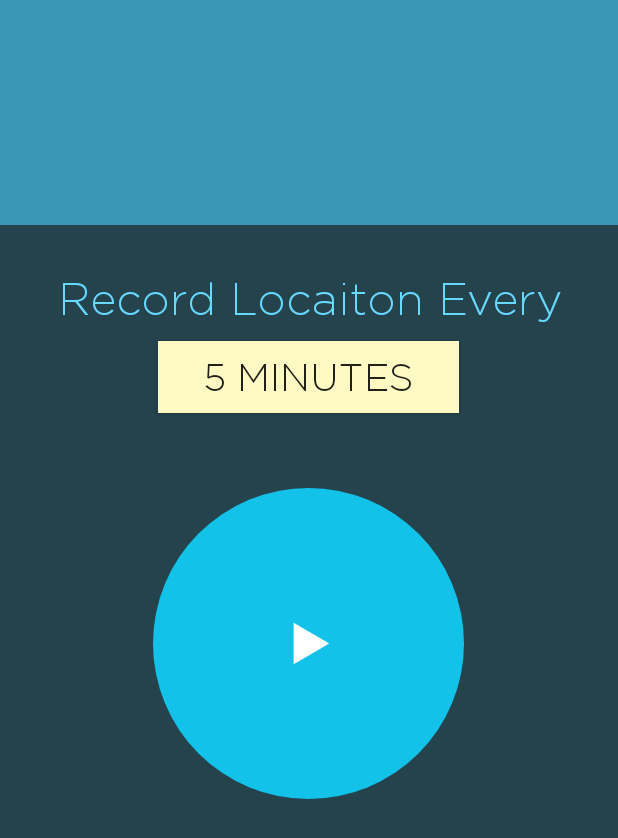
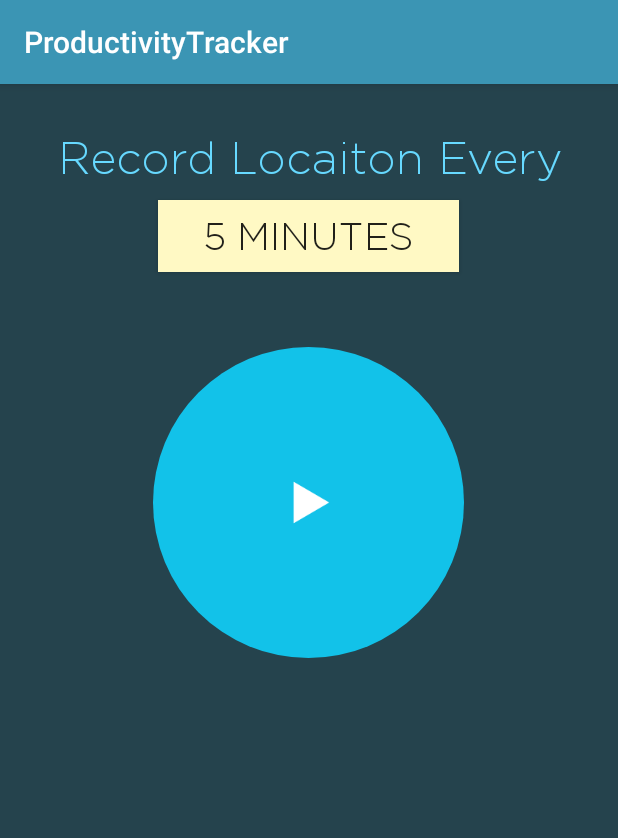
Before and after one commit to andela-cndubisi/checkpoint4, an Android app: the screen it shows after launch (MainActivity), on a phone screen of 412 x 824 dp. Shown: the top 838 px of the screen. Run offline under Robolectric (Android 15) with nearby library versions, the phone set to English and light mode, and no system bars.

Commit message:
Remove custom toolbar and style

```diff
--- a/app/src/main/AndroidManifest.xml
+++ b/app/src/main/AndroidManifest.xml
@@ -4,14 +4,12 @@
     <uses-feature android:glEsVersion="0x00020000"
         android:required="true"/>
 
-
-
     <application
         android:allowBackup="true"
         android:icon="@mipmap/ic_launcher"
         android:label="@string/app_name"
         android:supportsRtl="true"
-        android:theme="@style/MyMaterialTheme">
+        android:theme="@style/AppTheme">
         <meta-data android:name="com.google.android.gms.version" android:value="@integer/google_play_services_version"/>
         <meta-data android:name="com.google.android.maps.v2.API_KEY" android:value="AIzaSyC8zTaz6m4fkqcKT36htNEby9LXQ6JazuI"/>
         <activity android:name=".activities.MainActivity"
--- a/app/src/main/java/checkpoint/andela/com/productivitytracker/activities/HistoryActivity.java
+++ b/app/src/main/java/checkpoint/andela/com/productivitytracker/activities/HistoryActivity.java
@@ -17,7 +17,6 @@ import checkpoint.andela.com.productivitytracker.RVAdapter;
 
 
 public class HistoryActivity extends AppCompatActivity {
-    Toolbar toolbar;
     RecyclerView rv ;
     private List<History> persons;
 
@@ -31,11 +30,6 @@ public class HistoryActivity extends AppCompatActivity {
         initializeData();
         RVAdapter adapter = new RVAdapter(persons);
         rv.setAdapter(adapter);
-        toolbar = (Toolbar) findViewById(R.id.toolbar);
-        toolbar.setNavigationIcon(R.drawable.left);
-        toolbar.setTitle("History");
-        setSupportActionBar(toolbar);
-
     }
     private void initializeData(){
         persons = new ArrayList<>();
--- a/app/src/main/java/checkpoint/andela/com/productivitytracker/activities/MainActivity.java
+++ b/app/src/main/java/checkpoint/andela/com/productivitytracker/activities/MainActivity.java
@@ -1,15 +1,14 @@
 package checkpoint.andela.com.productivitytracker.activities;
 
-import android.support.v4.app.FragmentActivity;
 import android.os.Bundle;
+import android.support.v7.app.AppCompatActivity;
 
 import checkpoint.andela.com.productivitytracker.R;
 import checkpoint.andela.com.productivitytracker.fragments.StartFragment;
 
-public class MainActivity extends FragmentActivity {
+public class MainActivity extends AppCompatActivity {
 
     StartFragment startFragment;
-    TrackingActivity trackingFragment;
     @Override
     protected void onCreate(Bundle savedInstanceState) {
         super.onCreate(savedInstanceState);
--- a/app/src/main/java/checkpoint/andela/com/productivitytracker/activities/TrackingActivity.java
+++ b/app/src/main/java/checkpoint/andela/com/productivitytracker/activities/TrackingActivity.java
@@ -1,6 +1,5 @@
 package checkpoint.andela.com.productivitytracker.activities;
 
-import android.app.Activity;
 import android.content.BroadcastReceiver;
 import android.content.ComponentName;
 import android.content.Context;
@@ -10,6 +9,7 @@ import android.content.ServiceConnection;
 import android.graphics.Typeface;
 import android.os.Bundle;
 import android.os.IBinder;
+import android.support.v7.app.AppCompatActivity;
 import android.view.View;
 import android.widget.ImageButton;
 import android.widget.RelativeLayout;
@@ -21,7 +21,7 @@ import checkpoint.andela.com.productivitytracker.R;
 import checkpoint.andela.com.productivitytracker.circleprogress.CircleProgressView;
 
 
-public class TrackingActivity extends Activity{
+public class TrackingActivity extends AppCompatActivity{
     private TextView durationSpent;
     private ImageButton pause;
     private TextView numberofLocations;
--- a/app/src/main/res/layout/activity_history.xml
+++ b/app/src/main/res/layout/activity_history.xml
@@ -3,11 +3,8 @@
     xmlns:tools="http://schemas.android.com/tools" android:layout_width="match_parent"
     android:layout_height="match_parent"
     tools:context="checkpoint.andela.com.productivitytracker.activities.HistoryActivity">
-    <include
-        android:id="@+id/toolbar"
-        layout="@layout/toolbar" />
     <android.support.v7.widget.RecyclerView
-        android:layout_below="@+id/toolbar"
+        android:layout_alignParentTop="true"
         android:layout_width="match_parent"
         android:layout_height="match_parent"
         android:id="@+id/rv"
--- a/app/src/main/res/layout/activity_main.xml
+++ b/app/src/main/res/layout/activity_main.xml
@@ -2,18 +2,11 @@
 <RelativeLayout xmlns:android="http://schemas.android.com/apk/res/android"
     xmlns:tools="http://schemas.android.com/tools" android:layout_width="match_parent"
     android:id="@+id/mainActivity"
-    android:layout_height="match_parent" tools:context=".MainActivity">
-    <include
-        android:id="@+id/toolbar"
-        layout="@layout/toolbar" />
+    android:layout_height="match_parent" tools:context=".activities.MainActivity">
     <FrameLayout
         android:layout_width="match_parent"
         android:layout_height="match_parent"
         android:orientation="vertical"
-        android:id="@+id/container"
-        android:layout_below="@+id/toolbar">
-
+        android:id="@+id/container">
     </FrameLayout>
-
-
 </RelativeLayout>
--- a/app/src/main/res/layout/toolbar.xml
+++ /dev/null
@@ -1,14 +0,0 @@
-<?xml version="1.0" encoding="utf-8"?>
-<android.support.v7.widget.Toolbar xmlns:android="http://schemas.android.com/apk/res/android"
-    xmlns:local="http://schemas.android.com/apk/res-auto"
-    android:id="@+id/toolbar"
-    android:layout_width="match_parent"
-    android:contentInsetLeft="0dp"
-    android:contentInsetRight="0dp"
-    android:contentInsetStart="0dp"
-    android:contentInsetEnd="0dp"
-    android:layout_height="150dp"
-    android:minHeight="?attr/actionBarSize"
-    android:background="?attr/colorPrimary"
-    local:theme="@style/ThemeOverlay.AppCompat.Dark.ActionBar"
-    local:popupTheme="@style/ThemeOverlay.AppCompat.Light" />
--- a/app/src/main/res/layout/tracking_fragment.xml
+++ b/app/src/main/res/layout/tracking_fragment.xml
@@ -6,12 +6,10 @@
     android:layout_height="match_parent"
     android:background="@color/blue_background"
     tools:context="checkpoint.andela.com.productivitytracker.activities.TrackingActivity">
-    <include
-        android:id="@+id/toolbar"
-        layout="@layout/toolbar" />
+
     <LinearLayout
         xmlns:android="http://schemas.android.com/apk/res/android"
-        android:layout_below="@+id/toolbar"
+        android:layout_alignParentTop="true"
         android:layout_width="wrap_content"
         android:layout_height="wrap_content"
         android:orientation="horizontal"
--- a/app/src/main/res/menu/menu_dialog.xml
+++ b/app/src/main/res/menu/menu_dialog.xml
@@ -6,5 +6,4 @@
         android:title="@string/action_history"
         android:icon="@drawable/checkmark"
         app:showAsAction="always" />
-
 </menu>
--- a/app/src/main/res/values/styles.xml
+++ b/app/src/main/res/values/styles.xml
@@ -8,20 +8,4 @@
         <item name="colorAccent">@color/colorAccent</item>
     </style>
 
-
-        <style name="MyMaterialTheme" parent="MyMaterialTheme.Base">
-
-        </style>
-
-        <style name="MyMaterialTheme.Base" parent="Theme.AppCompat.Light.DarkActionBar">
-            <item name="windowNoTitle">true</item>
-            <item name="windowActionBar">false</item>
-            <item name="colorPrimary">@color/colorPrimary</item>
-            <item name="colorPrimaryDark">@color/colorPrimaryDark</item>
-            <item name="colorAccent">@color/colorAccent</item>
-        </style>
-
-
-
-
 </resources>
```
Also changed, not shown: app/src/main/res/values-v21/styles.xml (deleted, +0 -41 lines).
